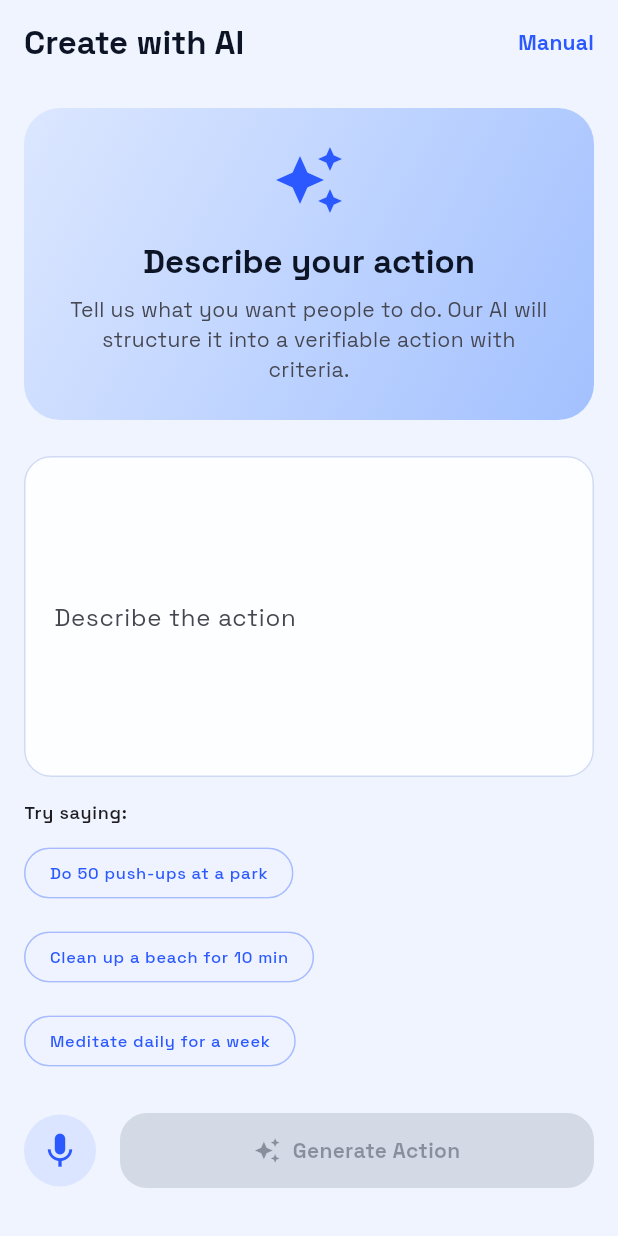
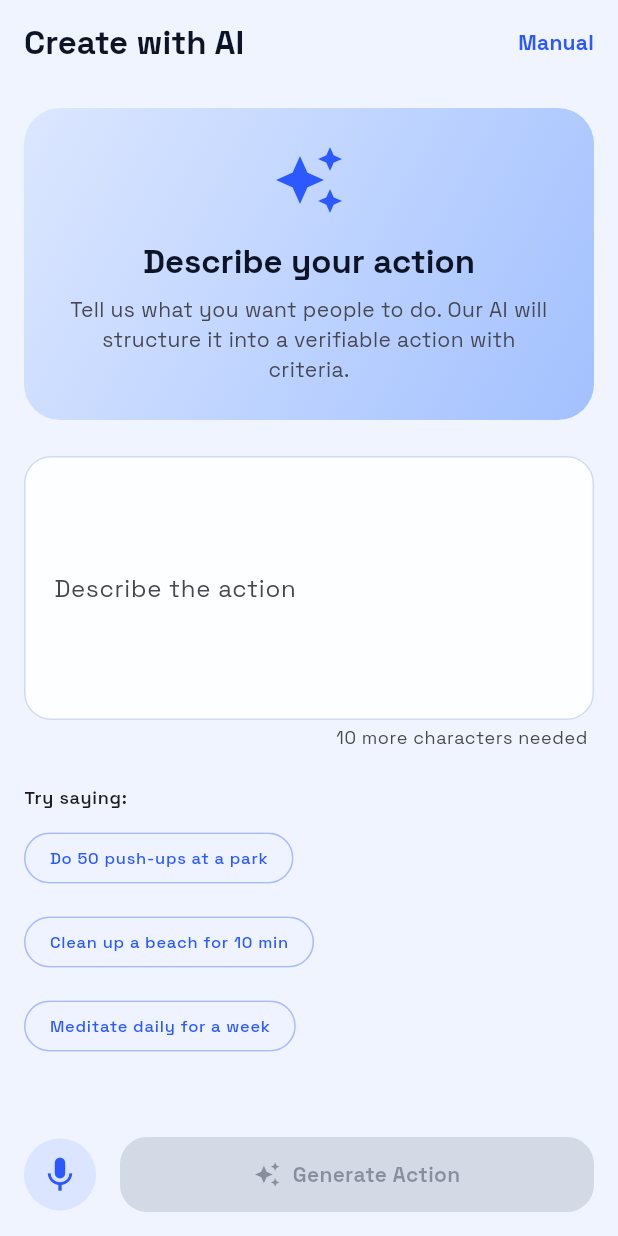
Before and after one commit to kickjump/verily, a Flutter app: the AiCreateActionScreen screen opened by its route, on a phone screen of 412 x 824 dp. Run offline on Flutter 3.47's test engine with Material 3 defaults, Android fonts, the phone set to English and light mode, and no system bars; our stand-ins replace flutter_hooks, flutter_map, freezed_annotation, geolocator, go_router, google_fonts and 9 more; missing offline and left inert: analysis_server_plugin, analyzer, flutter_map_location_marker, flutter_map_marker_cluster, posthog_flutter, serverpod and 8 more; generated files the repository leaves out were written again; statements that could not run were skipped.

Commit message:
feat: improve AI action creation screen for mobile UX (#19)
- Replace Column+Expanded layout with Column+ListView for proper
  keyboard-safe scrolling
- Wire speech_to_text plugin for voice input with lifecycle management
- Add character count indicator with contextual feedback
- Add listening indicator banner during voice input
- Move action buttons to sticky SafeArea bottom bar
- Add tooltip to voice button for discoverability

```diff
--- a/verily_app/lib/src/features/actions/ai_create_action_screen.dart
+++ b/verily_app/lib/src/features/actions/ai_create_action_screen.dart
@@ -2,6 +2,7 @@ import 'package:flutter/material.dart';
 import 'package:flutter_hooks/flutter_hooks.dart';
 import 'package:go_router/go_router.dart';
 import 'package:hooks_riverpod/hooks_riverpod.dart';
+import 'package:speech_to_text/speech_to_text.dart';
 import 'package:verily_app/src/features/actions/providers/ai_action_provider.dart';
 import 'package:verily_app/src/features/actions/providers/create_action_provider.dart';
 import 'package:verily_app/src/routing/route_names.dart';
@@ -20,12 +21,60 @@ class AiCreateActionScreen extends HookConsumerWidget {
     final isDark = theme.brightness == Brightness.dark;
 
     final textController = useTextEditingController();
+    final textLength = useState(0);
     final isListening = useState(false);
+    final speechAvailable = useState(false);
     final aiState = ref.watch(aiActionGeneratorProvider);
     final aiNotifier = ref.read(aiActionGeneratorProvider.notifier);
 
+    // Lazily-initialized SpeechToText instance.
+    final speech = useMemoized(SpeechToText.new);
+
+    // Initialize speech-to-text on first build.
+    useEffect(() {
+      speech.initialize().then((available) {
+        speechAvailable.value = available;
+      });
+      return null;
+    }, const []);
+
+    // Track text length for enabling the generate button.
+    useEffect(() {
+      void listener() => textLength.value = textController.text.trim().length;
+      textController.addListener(listener);
+      return () => textController.removeListener(listener);
+    }, [textController]);
+
+    Future<void> toggleListening() async {
+      if (isListening.value) {
+        await speech.stop();
+        isListening.value = false;
+        return;
+      }
+
+      if (!speechAvailable.value) return;
+
+      isListening.value = true;
+      await speech.listen(
+        onResult: (result) {
+          textController
+            ..text = result.recognizedWords
+            ..selection = TextSelection.collapsed(
+              offset: textController.text.length,
+            );
+          if (result.finalResult) {
+            isListening.value = false;
+          }
+        },
+        listenFor: const Duration(seconds: 30),
+        pauseFor: const Duration(seconds: 3),
+      );
+    }
+
     // When AI generates an action, show the review screen
     final generatedAction = aiState.value;
+    const minChars = 10;
+    final canGenerate = !aiState.isLoading && textLength.value >= minChars;
 
     return Scaffold(
       appBar: AppBar(
@@ -39,10 +88,12 @@ class AiCreateActionScreen extends HookConsumerWidget {
       ),
       body: generatedAction != null
           ? _AiReviewView(action: generatedAction, onEdit: aiNotifier.reset)
-          : Padding(
+          : Column(
+              children: [
+                // Scrollable content area
+                Expanded(
+                  child: ListView(
                     padding: const EdgeInsets.all(SpacingTokens.md),
-              child: Column(
-                crossAxisAlignment: CrossAxisAlignment.start,
                     children: [
                       // Header
                       Container(
@@ -58,7 +109,9 @@ class AiCreateActionScreen extends HookConsumerWidget {
                             Icon(
                               Icons.auto_awesome,
                               size: 48,
-                          color: isDark ? Colors.white : ColorTokens.primary,
+                              color: isDark
+                                  ? Colors.white
+                                  : ColorTokens.primary,
                             ),
                             const SizedBox(height: SpacingTokens.md),
                             Text(
@@ -72,7 +125,9 @@ class AiCreateActionScreen extends HookConsumerWidget {
                             ),
                             const SizedBox(height: SpacingTokens.sm),
                             Text(
-                          'Tell us what you want people to do. Our AI will structure it into a verifiable action with criteria.',
+                              'Tell us what you want people to do. '
+                              'Our AI will structure it into a '
+                              'verifiable action with criteria.',
                               textAlign: TextAlign.center,
                               style: theme.textTheme.bodyMedium?.copyWith(
                                 color: isDark
@@ -87,19 +142,79 @@ class AiCreateActionScreen extends HookConsumerWidget {
                       const SizedBox(height: SpacingTokens.lg),
 
                       // Text input area
-                  Expanded(
-                    child: VTextField(
+                      VTextField(
                         controller: textController,
                         labelText: 'Describe the action',
                         hintText:
-                          'e.g., "I want people to plant a tree in their neighborhood '
-                          'and take a video showing them digging the hole, '
+                            'e.g., "I want people to plant a tree in '
+                            'their neighborhood and take a video '
+                            'showing them digging the hole, '
                             'planting the sapling, and watering it"',
-                      maxLines: 8,
+                        maxLines: 6,
+                      ),
+
+                      // Character count indicator
+                      Padding(
+                        padding: const EdgeInsets.only(
+                          top: SpacingTokens.xs,
+                          right: SpacingTokens.xs,
+                        ),
+                        child: Text(
+                          textLength.value < minChars
+                              ? '${minChars - textLength.value} more '
+                                    'characters needed'
+                              : '${textLength.value} characters',
+                          textAlign: TextAlign.end,
+                          style: theme.textTheme.bodySmall?.copyWith(
+                            color: textLength.value < minChars
+                                ? colorScheme.onSurfaceVariant
+                                : ColorTokens.success,
+                          ),
                         ),
                       ),
 
-                  const SizedBox(height: SpacingTokens.md),
+                      // Listening indicator
+                      if (isListening.value)
+                        Padding(
+                          padding: const EdgeInsets.only(top: SpacingTokens.sm),
+                          child: Container(
+                            padding: const EdgeInsets.symmetric(
+                              horizontal: SpacingTokens.md,
+                              vertical: SpacingTokens.sm,
+                            ),
+                            decoration: BoxDecoration(
+                              color: colorScheme.errorContainer,
+                              borderRadius: BorderRadius.circular(
+                                RadiusTokens.md,
+                              ),
+                            ),
+                            child: Row(
+                              children: [
+                                Icon(
+                                  Icons.mic,
+                                  size: 18,
+                                  color: colorScheme.error,
+                                ),
+                                const SizedBox(width: SpacingTokens.sm),
+                                Expanded(
+                                  child: Text(
+                                    'Listening... speak now',
+                                    style: theme.textTheme.bodySmall?.copyWith(
+                                      color: colorScheme.onErrorContainer,
+                                      fontWeight: FontWeight.w600,
+                                    ),
+                                  ),
+                                ),
+                                TextButton(
+                                  onPressed: toggleListening,
+                                  child: const Text('Stop'),
+                                ),
+                              ],
+                            ),
+                          ),
+                        ),
+
+                      const SizedBox(height: SpacingTokens.lg),
 
                       // Example prompts
                       Text(
@@ -117,28 +232,50 @@ class AiCreateActionScreen extends HookConsumerWidget {
                             label: 'Do 50 push-ups at a park',
                             onTap: () => textController.text =
                                 'Do 50 push-ups at a park. '
-                            'The video should clearly show full body reps.',
+                                'The video should clearly show '
+                                'full body reps.',
                           ),
                           _ExampleChip(
                             label: 'Clean up a beach for 10 min',
                             onTap: () => textController.text =
-                            'Pick up litter at a beach for at least 10 minutes. '
-                            'Show the before and after in the video.',
+                                'Pick up litter at a beach for at '
+                                'least 10 minutes. '
+                                'Show the before and after in '
+                                'the video.',
                           ),
                           _ExampleChip(
                             label: 'Meditate daily for a week',
                             onTap: () => textController.text =
-                            'Meditate for at least 5 minutes every day for 7 days. '
-                            'Record a short clip each day showing you in a quiet '
+                                'Meditate for at least 5 minutes '
+                                'every day for 7 days. '
+                                'Record a short clip each day '
+                                'showing you in a quiet '
                                 'seated position.',
                           ),
                         ],
                       ),
 
-                  const SizedBox(height: SpacingTokens.lg),
+                      // Error display
+                      if (aiState.hasError)
+                        Padding(
+                          padding: const EdgeInsets.only(top: SpacingTokens.md),
+                          child: Text(
+                            'AI generation failed. '
+                            'Check your connection and try again.',
+                            style: theme.textTheme.bodySmall?.copyWith(
+                              color: colorScheme.error,
+                            ),
+                          ),
+                        ),
+                    ],
+                  ),
+                ),
 
-                  // Action buttons
-                  Row(
+                // Sticky bottom action bar
+                SafeArea(
+                  child: Padding(
+                    padding: const EdgeInsets.all(SpacingTokens.md),
+                    child: Row(
                       children: [
                         // Voice button
                         Container(
@@ -156,11 +293,14 @@ class AiCreateActionScreen extends HookConsumerWidget {
                                   : colorScheme.primary,
                             ),
                             iconSize: 28,
-                          onPressed: () {
-                            // Toggle speech-to-text
-                            isListening.value = !isListening.value;
-                            // TODO(ifiokjr): Wire to speech_to_text plugin
-                          },
+                            tooltip: speechAvailable.value
+                                ? (isListening.value
+                                      ? 'Stop listening'
+                                      : 'Voice input')
+                                : 'Voice input unavailable',
+                            onPressed: speechAvailable.value
+                                ? toggleListening
+                                : null,
                           ),
                         ),
                         const SizedBox(width: SpacingTokens.md),
@@ -169,13 +309,11 @@ class AiCreateActionScreen extends HookConsumerWidget {
                         Expanded(
                           child: VFilledButton(
                             isLoading: aiState.isLoading,
-                          onPressed:
-                              aiState.isLoading ||
-                                  textController.text.trim().length < 10
-                              ? null
-                              : () => aiNotifier.generate(
+                            onPressed: canGenerate
+                                ? () => aiNotifier.generate(
                                     textController.text.trim(),
-                                ),
+                                  )
+                                : null,
                             child: const Row(
                               mainAxisAlignment: MainAxisAlignment.center,
                               children: [
@@ -188,22 +326,9 @@ class AiCreateActionScreen extends HookConsumerWidget {
                         ),
                       ],
                     ),
-
-                  // Error display
-                  if (aiState.hasError)
-                    Padding(
-                      padding: const EdgeInsets.only(top: SpacingTokens.sm),
-                      child: Text(
-                        'AI generation failed. Check your connection and try again.',
-                        style: theme.textTheme.bodySmall?.copyWith(
-                          color: colorScheme.error,
                   ),
                 ),
-                    ),
-
-                  const SizedBox(height: SpacingTokens.md),
               ],
-              ),
             ),
     );
   }
```
Lines whose indentation alone changed are shown as unchanged.
